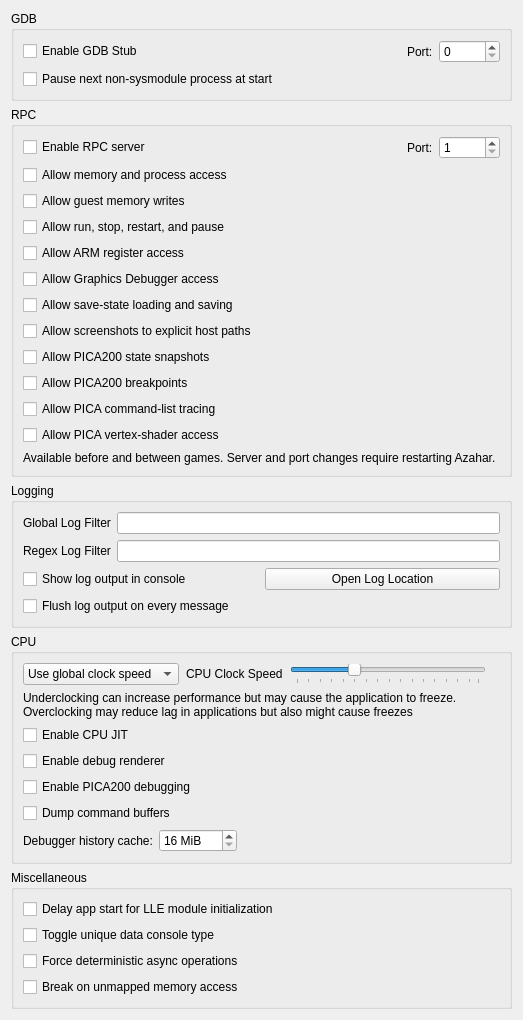
Above: src/citra_qt/configuration/configure_debug.ui from Nemugaki/azahar before the change. Below: the same form after it.
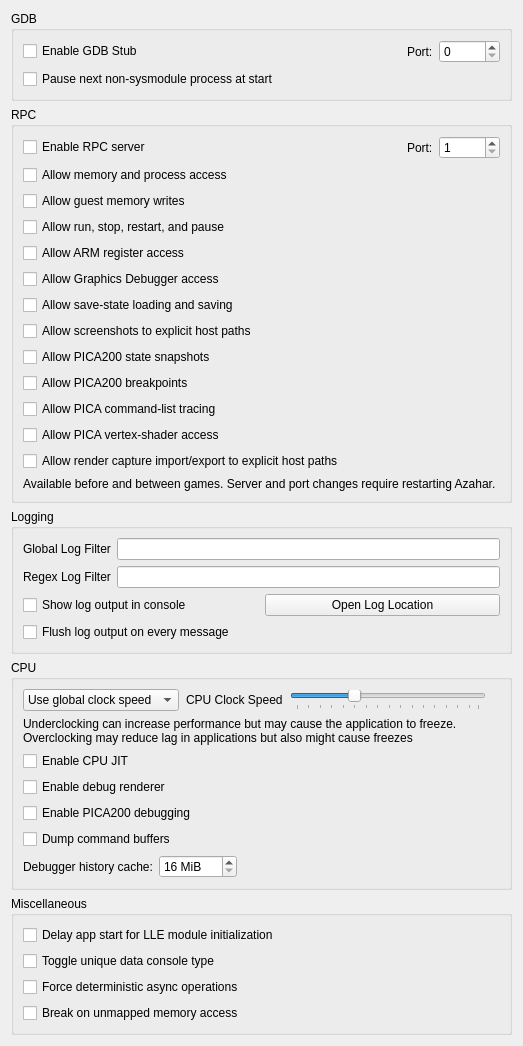
That is the form after the change.

Commit message: Add shared render debugger workspace

What changed in the file:
```diff
--- a/src/citra_qt/configuration/configure_debug.ui
+++ b/src/citra_qt/configuration/configure_debug.ui
@@ -214,6 +214,16 @@
        </widget>
       </item>
       <item row="12" column="0" colspan="4">
+       <widget class="QCheckBox" name="rpc_allow_render_captures">
+        <property name="text">
+         <string>Allow render capture import/export to explicit host paths</string>
+        </property>
+        <property name="toolTip">
+         <string>Permits reading and writing versioned render-debugger capture files at paths supplied by RPC clients.</string>
+        </property>
+       </widget>
+      </item>
+      <item row="13" column="0" colspan="4">
        <widget class="QLabel" name="rpc_server_info">
         <property name="text">
          <string>Available before and between games. Server and port changes require restarting Azahar.</string>
```
The commit also changes 36 other files.
